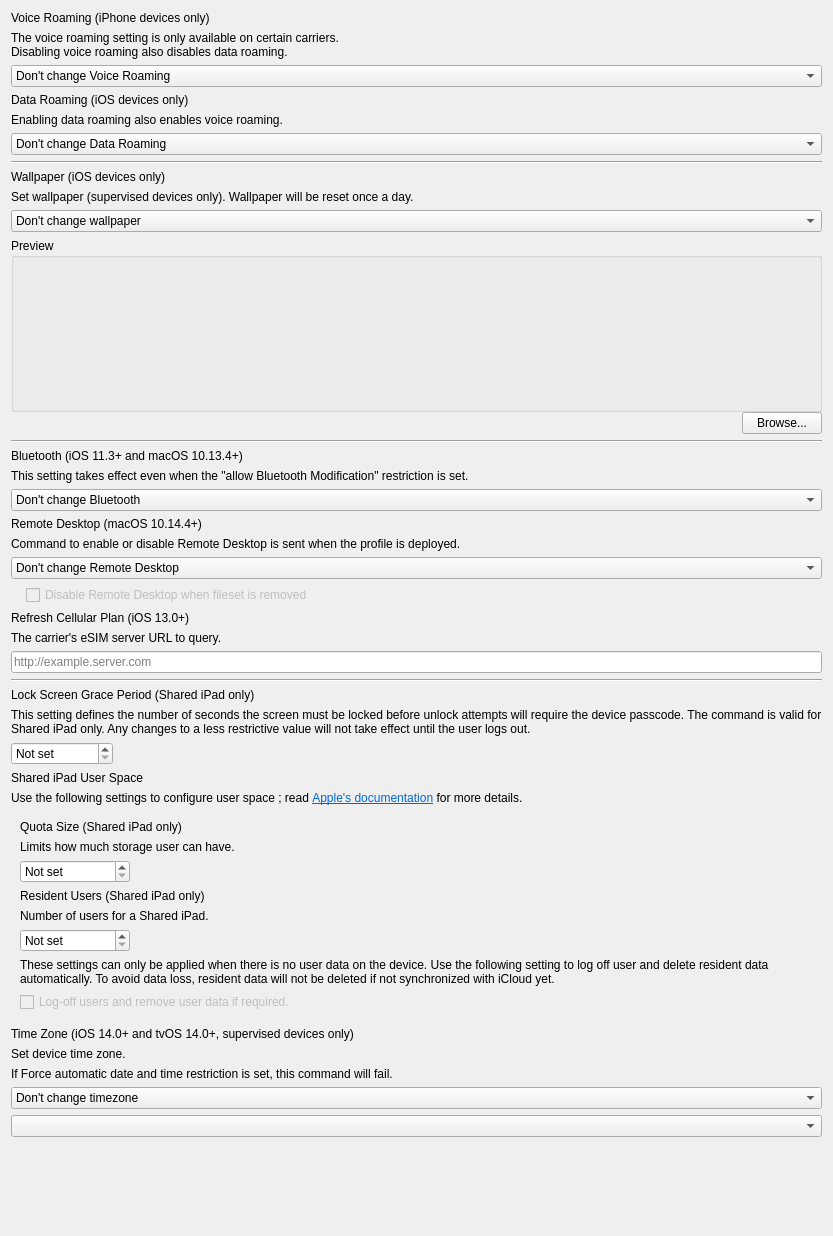
Above: FWAdminLib/Configurator/CommandPolicyForm.ui from fw-dev/translations before the change. Below: the same form after it.
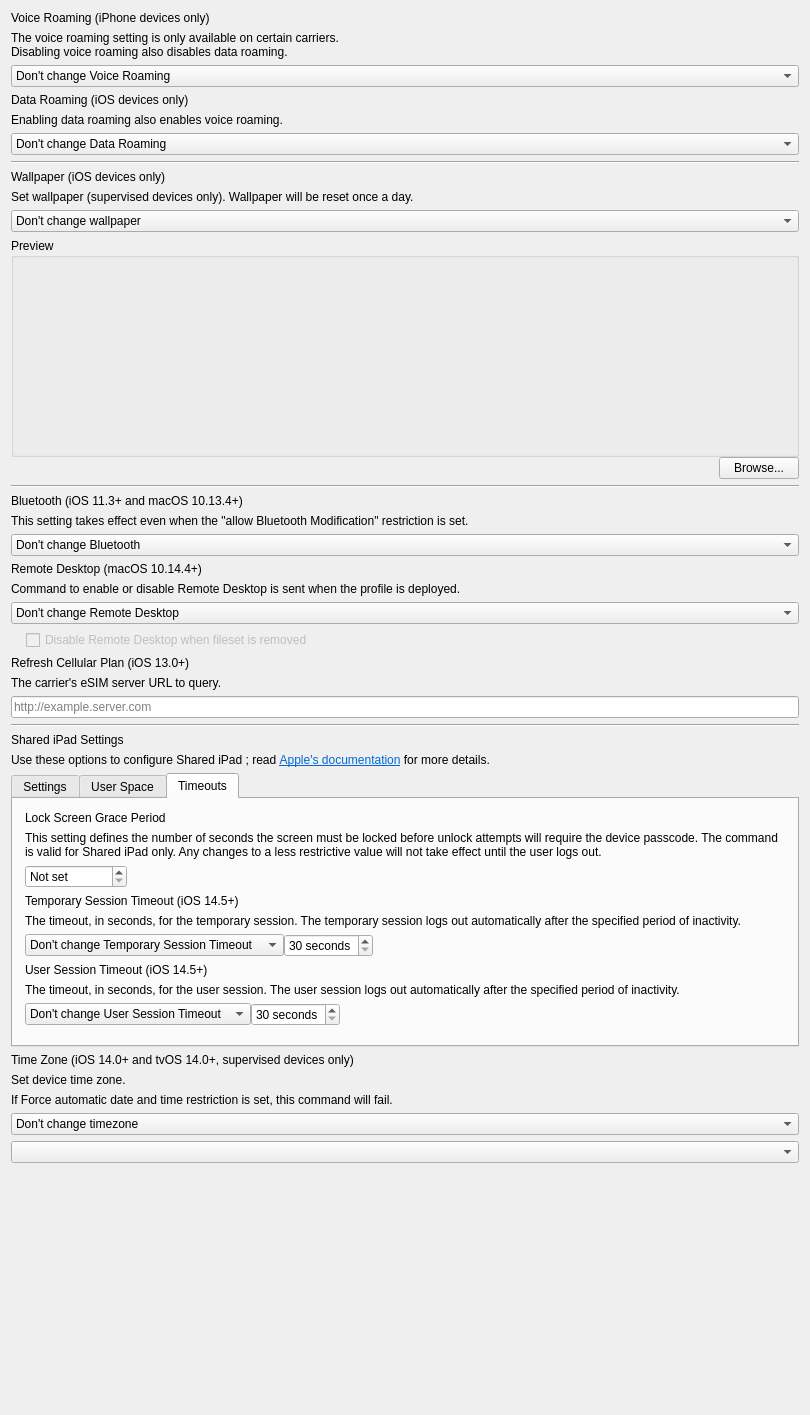
That is the form after the change. The open tabs and pages were chosen to show the change.

What changed in the file:
```diff
--- a/FWAdminLib/Configurator/CommandPolicyForm.ui
+++ b/FWAdminLib/Configurator/CommandPolicyForm.ui
@@ -6,8 +6,8 @@
    <rect>
     <x>0</x>
     <y>0</y>
-    <width>833</width>
-    <height>1236</height>
+    <width>810</width>
+    <height>1415</height>
    </rect>
   </property>
   <property name="windowTitle">
@@ -421,14 +421,50 @@
    <item>
     <widget class="QLabel" name="label_4">
      <property name="text">
-      <string>Lock Screen Grace Period (Shared iPad only)</string>
+      <string>Shared iPad Settings</string>
      </property>
     </widget>
    </item>
    <item>
-    <widget class="QLabel" name="lTipLockScreen">
+    <widget class="QLabel" name="lTipSharediPadSettings">
      <property name="text">
-      <string>This setting defines the number of seconds the screen must be locked before unlock attempts will require the device passcode. The command is valid for Shared iPad only. Any changes to a less restrictive value will not take effect until the user logs out.</string>
+      <string>&lt;html&gt;&lt;head/&gt;&lt;body&gt;&lt;p&gt;Use these options to configure Shared iPad ; read &lt;a href=&quot;https://support.apple.com/guide/mdm/prepare-shared-ipad-mdm71124b400/1/web/1&quot;&gt;&lt;span style=&quot; text-decoration: underline; color:#0068da;&quot;&gt;Apple's documentation&lt;/span&gt;&lt;/a&gt; for more details.&lt;/p&gt;&lt;/body&gt;&lt;/html&gt;</string>
+     </property>
+    </widget>
+   </item>
+   <item>
+    <widget class="QTabWidget" name="sharediPadOptionsTabWidget">
+     <property name="currentIndex">
+      <number>0</number>
+     </property>
+     <widget class="QWidget" name="settingsTab">
+      <attribute name="title">
+       <string>Settings</string>
+      </attribute>
+      <layout class="QVBoxLayout" name="verticalLayout_5">
+       <property name="leftMargin">
+        <number>12</number>
+       </property>
+       <property name="topMargin">
+        <number>12</number>
+       </property>
+       <property name="rightMargin">
+        <number>12</number>
+       </property>
+       <property name="bottomMargin">
+        <number>12</number>
+       </property>
+       <item>
+        <widget class="QLabel" name="labelTemporarySessionOnly">
+         <property name="text">
+          <string>Temporary Session Only (iOS 14.5+)</string>
+         </property>
+        </widget>
+       </item>
+       <item>
+        <widget class="QLabel" name="lTipTemporarySessionOnly">
+         <property name="text">
+          <string>If enabled user can sign in with a managed Apple ID; if disabled user can only see the Guest Welcome pane and log in as a guest user.</string>
      </property>
      <property name="wordWrap">
       <bool>true</bool>
@@ -436,8 +472,27 @@
     </widget>
    </item>
    <item>
-    <widget class="QWidget" name="widget_2" native="true">
-     <layout class="QHBoxLayout" name="horizontalLayout_2">
+        <widget class="QComboBox" name="cbTemporarySessionOnly">
+         <item>
+          <property name="text">
+           <string>Don't change Temporary Session Only</string>
+          </property>
+         </item>
+         <item>
+          <property name="text">
+           <string>Enable Temporary Session Only</string>
+          </property>
+         </item>
+         <item>
+          <property name="text">
+           <string>Disable Temporary Session Only</string>
+          </property>
+         </item>
+        </widget>
+       </item>
+       <item>
+        <widget class="QWidget" name="widgetDisableTemporarySessionOnlyOnRemove" native="true">
+         <layout class="QHBoxLayout" name="horizontalLayout_7">
       <property name="spacing">
        <number>0</number>
       </property>
@@ -454,73 +509,70 @@
        <number>0</number>
       </property>
       <item>
-       <widget class="QSpinBox" name="lockScreenGracePeriod">
-        <property name="sizePolicy">
-         <sizepolicy hsizetype="Preferred" vsizetype="Fixed">
-          <horstretch>0</horstretch>
-          <verstretch>0</verstretch>
-         </sizepolicy>
-        </property>
-        <property name="specialValueText">
-         <string>Not set</string>
-        </property>
-        <property name="suffix">
-         <string> seconds</string>
-        </property>
-        <property name="minimum">
-         <number>-1</number>
-        </property>
-        <property name="maximum">
-         <number>3600</number>
-        </property>
-        <property name="value">
-         <number>-1</number>
-        </property>
-       </widget>
-      </item>
-      <item>
-       <spacer name="horizontalSpacer_4">
+           <spacer name="horizontalSpacer_6">
         <property name="orientation">
          <enum>Qt::Horizontal</enum>
         </property>
         <property name="sizeHint" stdset="0">
          <size>
-          <width>40</width>
+              <width>15</width>
           <height>20</height>
          </size>
         </property>
        </spacer>
       </item>
-     </layout>
-    </widget>
-   </item>
    <item>
-    <widget class="QLabel" name="label_9">
+           <widget class="QCheckBox" name="ckDisableTemporarySessionOnlyOnRemove">
+            <property name="enabled">
+             <bool>false</bool>
+            </property>
      <property name="text">
-      <string>Shared iPad User Space</string>
-     </property>
+             <string>Disable Temporary Session Only when fileset is removed</string>
+            </property>
+           </widget>
+          </item>
+         </layout>
     </widget>
    </item>
    <item>
-    <widget class="QLabel" name="lTipSharediPadUserSpace">
-     <property name="minimumSize">
+        <spacer name="verticalSpacer_4">
+         <property name="orientation">
+          <enum>Qt::Vertical</enum>
+         </property>
+         <property name="sizeHint" stdset="0">
       <size>
-       <width>600</width>
-       <height>0</height>
-      </size>
-     </property>
-     <property name="text">
-      <string>&lt;html&gt;&lt;head/&gt;&lt;body&gt;&lt;p&gt;Use the following settings to configure user space ; read &lt;a href=&quot;https://support.apple.com/guide/mdm/prepare-shared-ipad-mdm71124b400/1/web/1&quot;&gt;&lt;span style=&quot; text-decoration: underline; color:#0068da;&quot;&gt;Apple's documentation&lt;/span&gt;&lt;/a&gt; for more details.&lt;/p&gt;&lt;/body&gt;&lt;/html&gt;</string>
-     </property>
-    </widget>
-   </item>
+           <width>20</width>
+           <height>5</height>
+          </size>
+         </property>
+        </spacer>
+       </item>
+      </layout>
+     </widget>
+     <widget class="QWidget" name="userSpaceTab">
+      <attribute name="title">
+       <string>User Space</string>
+      </attribute>
+      <layout class="QVBoxLayout" name="verticalLayout_6">
+       <property name="leftMargin">
+        <number>0</number>
+       </property>
+       <property name="topMargin">
+        <number>0</number>
+       </property>
+       <property name="rightMargin">
+        <number>0</number>
+       </property>
+       <property name="bottomMargin">
+        <number>0</number>
+       </property>
    <item>
     <widget class="QWidget" name="userSpace" native="true">
      <layout class="QVBoxLayout" name="verticalLayout_4">
       <item>
        <widget class="QLabel" name="labelQuotaSize">
         <property name="text">
-         <string>Quota Size (Shared iPad only)</string>
+             <string>Quota Size</string>
         </property>
        </widget>
       </item>
@@ -614,7 +666,7 @@
          <item>
           <widget class="QLabel" name="labelResidentUsers">
            <property name="text">
-            <string>Resident Users (Shared iPad only)</string>
+                <string>Resident Users</string>
            </property>
           </widget>
          </item>
@@ -708,6 +760,309 @@
        </widget>
       </item>
      </layout>
+        </widget>
+       </item>
+       <item>
+        <spacer name="verticalSpacer_5">
+         <property name="orientation">
+          <enum>Qt::Vertical</enum>
+         </property>
+         <property name="sizeHint" stdset="0">
+          <size>
+           <width>20</width>
+           <height>5</height>
+          </size>
+         </property>
+        </spacer>
+       </item>
+      </layout>
+     </widget>
+     <widget class="QWidget" name="timeoutsTab">
+      <attribute name="title">
+       <string>Timeouts</string>
+      </attribute>
+      <layout class="QVBoxLayout" name="verticalLayout_7">
+       <property name="leftMargin">
+        <number>12</number>
+       </property>
+       <property name="topMargin">
+        <number>12</number>
+       </property>
+       <property name="rightMargin">
+        <number>12</number>
+       </property>
+       <property name="bottomMargin">
+        <number>12</number>
+       </property>
+       <item>
+        <widget class="QLabel" name="labelLockScreen">
+         <property name="text">
+          <string>Lock Screen Grace Period</string>
+         </property>
+        </widget>
+       </item>
+       <item>
+        <widget class="QLabel" name="lTipLockScreen">
+         <property name="text">
+          <string>This setting defines the number of seconds the screen must be locked before unlock attempts will require the device passcode. The command is valid for Shared iPad only. Any changes to a less restrictive value will not take effect until the user logs out.</string>
+         </property>
+         <property name="wordWrap">
+          <bool>true</bool>
+         </property>
+        </widget>
+       </item>
+       <item>
+        <widget class="QWidget" name="widget_2" native="true">
+         <layout class="QHBoxLayout" name="horizontalLayout_2">
+          <property name="spacing">
+           <number>0</number>
+          </property>
+          <property name="leftMargin">
+           <number>0</number>
+          </property>
+          <property name="topMargin">
+           <number>0</number>
+          </property>
+          <property name="rightMargin">
+           <number>0</number>
+          </property>
+          <property name="bottomMargin">
+           <number>0</number>
+          </property>
+          <item>
+           <widget class="QSpinBox" name="lockScreenGracePeriod">
+            <property name="sizePolicy">
+             <sizepolicy hsizetype="Preferred" vsizetype="Fixed">
+              <horstretch>0</horstretch>
+              <verstretch>0</verstretch>
+             </sizepolicy>
+            </property>
+            <property name="specialValueText">
+             <string>Not set</string>
+            </property>
+            <property name="suffix">
+             <string> seconds</string>
+            </property>
+            <property name="minimum">
+             <number>-1</number>
+            </property>
+            <property name="maximum">
+             <number>3600</number>
+            </property>
+            <property name="value">
+             <number>-1</number>
+            </property>
+           </widget>
+          </item>
+          <item>
+           <spacer name="horizontalSpacer_4">
+            <property name="orientation">
+             <enum>Qt::Horizontal</enum>
+            </property>
+            <property name="sizeHint" stdset="0">
+             <size>
+              <width>40</width>
+              <height>20</height>
+             </size>
+            </property>
+           </spacer>
+          </item>
+         </layout>
+        </widget>
+       </item>
+       <item>
+        <widget class="QLabel" name="labelTemporarySessionTimeOut">
+         <property name="text">
+          <string>Temporary Session Timeout (iOS 14.5+)</string>
+         </property>
+        </widget>
+       </item>
+       <item>
+        <widget class="QLabel" name="lTipTemporarySessionTimeout">
+         <property name="text">
+          <string>The timeout, in seconds, for the temporary session. The temporary session logs out automatically after the specified period of inactivity.</string>
+         </property>
+         <property name="wordWrap">
+          <bool>true</bool>
+         </property>
+        </widget>
+       </item>
+       <item>
+        <widget class="QWidget" name="widget_4" native="true">
+         <layout class="QHBoxLayout" name="horizontalLayout_9">
+          <property name="spacing">
+           <number>0</number>
+          </property>
+          <property name="leftMargin">
+           <number>0</number>
+          </property>
+          <property name="topMargin">
+           <number>0</number>
+          </property>
+          <property name="rightMargin">
+           <number>0</number>
+          </property>
+          <property name="bottomMargin">
+           <number>0</number>
+          </property>
+          <item>
+           <widget class="QComboBox" name="cbSetTemporarySessionTimeout">
+            <item>
+             <property name="text">
+              <string>Don't change Temporary Session Timeout</string>
+             </property>
+            </item>
+            <item>
+             <property name="text">
+              <string>Guest User is not logged out</string>
+             </property>
+            </item>
+            <item>
+             <property name="text">
+              <string>Log out Guest User after:</string>
+             </property>
+            </item>
+           </widget>
+          </item>
+          <item>
+           <widget class="QSpinBox" name="temporarySessionTimeout">
+            <property name="sizePolicy">
+             <sizepolicy hsizetype="Preferred" vsizetype="Fixed">
+              <horstretch>0</horstretch>
+              <verstretch>0</verstretch>
+             </sizepolicy>
+            </property>
+            <property name="suffix">
+             <string> seconds</string>
+            </property>
+            <property name="minimum">
+             <number>30</number>
+            </property>
+            <property name="value">
+             <number>30</number>
+            </property>
+           </widget>
+          </item>
+          <item>
+           <spacer name="horizontalSpacer_7">
+            <property name="orientation">
+             <enum>Qt::Horizontal</enum>
+            </property>
+            <property name="sizeHint" stdset="0">
+             <size>
+              <width>40</width>
+              <height>20</height>
+             </size>
+            </property>
+           </spacer>
+          </item>
+         </layout>
+        </widget>
+       </item>
+       <item>
+        <widget class="QLabel" name="labelUserSessionTimeout">
+         <property name="text">
+          <string>User Session Timeout (iOS 14.5+)</string>
+         </property>
+        </widget>
+       </item>
+       <item>
+        <widget class="QLabel" name="lTipUserSessionTimeout">
+         <property name="text">
+          <string>The timeout, in seconds, for the user session. The user session logs out automatically after the specified period of inactivity.</string>
+         </property>
+         <property name="wordWrap">
+          <bool>true</bool>
+         </property>
+        </widget>
+       </item>
+       <item>
+        <widget class="QWidget" name="widget_5" native="true">
+         <layout class="QHBoxLayout" name="horizontalLayout_8">
+          <property name="spacing">
+           <number>0</number>
+          </property>
+          <property name="leftMargin">
+           <number>0</number>
+          </property>
+          <property name="topMargin">
+           <number>0</number>
+          </property>
+          <property name="rightMargin">
+           <number>0</number>
+          </property>
+          <property name="bottomMargin">
+           <number>0</number>
+          </property>
+          <item>
+           <widget class="QComboBox" name="cbSetUserSessionTimeout">
+            <item>
+             <property name="text">
+              <string>Don't change User Session Timeout</string>
+             </property>
+            </item>
+            <item>
+             <property name="text">
+              <string>User is not logged out</string>
+             </property>
+            </item>
+            <item>
+             <property name="text">
+              <string>Log out User after:</string>
+             </property>
+            </item>
+           </widget>
+          </item>
+          <item>
+           <widget class="QSpinBox" name="userSessionTimeout">
+            <property name="sizePolicy">
+             <sizepolicy hsizetype="Preferred" vsizetype="Fixed">
+              <horstretch>0</horstretch>
+              <verstretch>0</verstretch>
+             </sizepolicy>
+            </property>
+            <property name="suffix">
+             <string> seconds</string>
+            </property>
+            <property name="minimum">
+             <number>30</number>
+            </property>
+            <property name="value">
+             <number>30</number>
+            </property>
+           </widget>
+          </item>
+          <item>
+           <spacer name="horizontalSpacer_8">
+            <property name="orientation">
+             <enum>Qt::Horizontal</enum>
+            </property>
+            <property name="sizeHint" stdset="0">
+             <size>
+              <width>40</width>
+              <height>20</height>
+             </size>
+            </property>
+           </spacer>
+          </item>
+         </layout>
+        </widget>
+       </item>
+       <item>
+        <spacer name="verticalSpacer_6">
+         <property name="orientation">
+          <enum>Qt::Vertical</enum>
+         </property>
+         <property name="sizeHint" stdset="0">
+          <size>
+           <width>20</width>
+           <height>5</height>
+          </size>
+         </property>
+        </spacer>
+       </item>
+      </layout>
+     </widget>
     </widget>
    </item>
    <item>
```
Left out of the diff: 5 changed lines with no effect on the pictures. Lines whose indentation alone changed are shown as unchanged.
